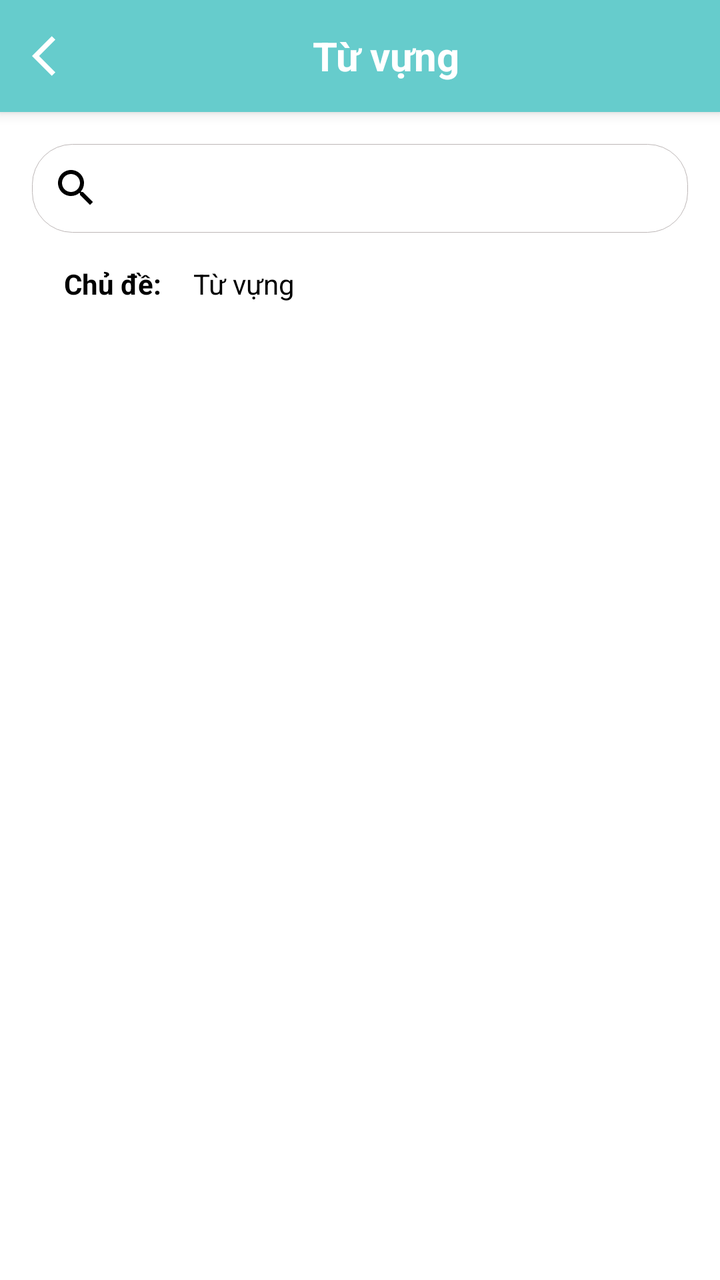
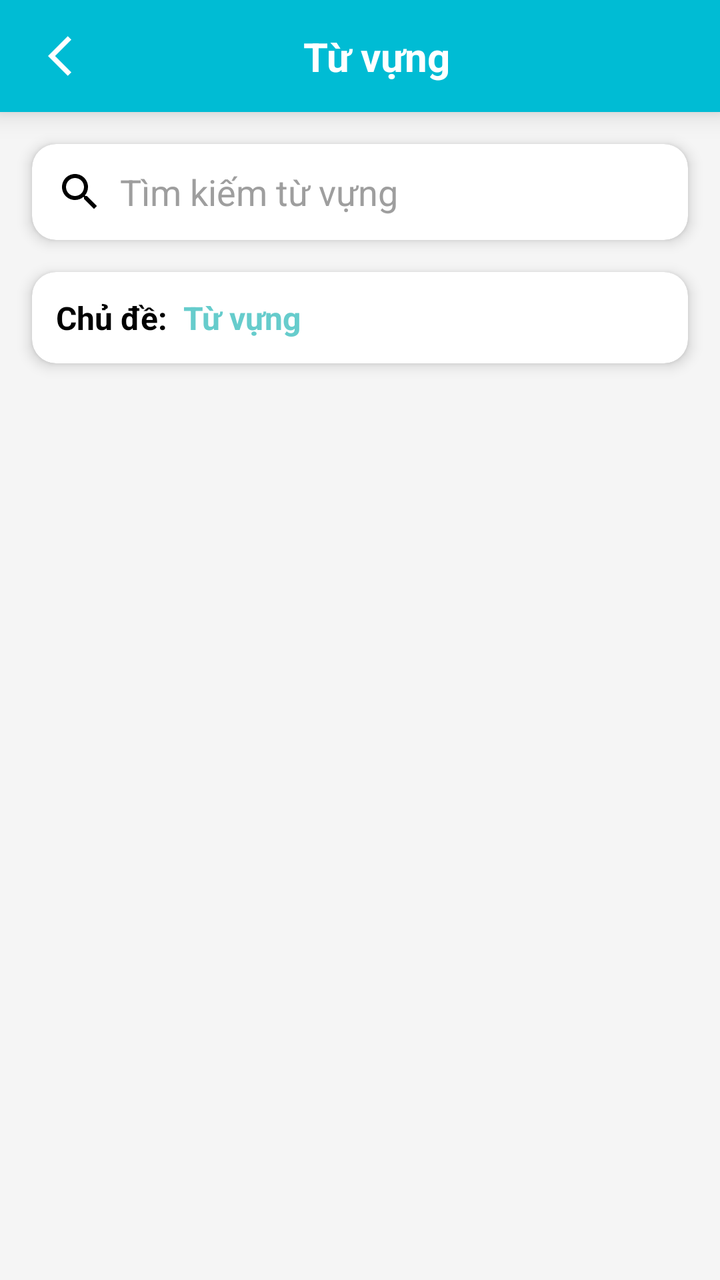

An Android layout rendered at two revisions. The XML below is the earlier revision; the diff shows what the commit changed to produce the second picture.
<!-- AndroidManifest.xml: application theme Theme.MyApplication -->
<!-- res/layout/activity_item_tu_vung.xml -->
<?xml version="1.0" encoding="utf-8"?>
<LinearLayout xmlns:android="http://schemas.android.com/apk/res/android"
    xmlns:app="http://schemas.android.com/apk/res-auto"
    xmlns:tools="http://schemas.android.com/tools"
    android:layout_width="match_parent"
    android:layout_height="match_parent"
    tools:context=".UI.ItemTuVungActivity"
    android:orientation="vertical">
    <androidx.appcompat.widget.Toolbar
        android:layout_width="match_parent"
        android:layout_height="56dp"
        android:id="@+id/toolbar"
        android:elevation="4dp"
        android:background="@color/lavender"
        android:theme="@style/ThemeOverlay.AppCompat.Dark.ActionBar"
        android:popupTheme="@style/ThemeOverlay.AppCompat.Light"
        tools:ignore="MissingConstraints">
        <TextView
            android:id="@+id/tvArrowBack"
            android:layout_width="wrap_content"
            android:drawableStart="@drawable/baseline_arrow_back_ios_24"
            android:gravity="center"
            android:layout_height="wrap_content">
        </TextView>
        <TextView
            android:id="@+id/tv_name_user"
            android:layout_width="match_parent"
            android:text="Từ vựng"
            android:gravity="center"
            android:textSize="20sp"
            android:paddingLeft="-15dp"
            android:textColor="#FFFFFF"
            android:textStyle="bold"
            android:layout_height="wrap_content">
        </TextView>
    </androidx.appcompat.widget.Toolbar>
    <EditText
        android:layout_marginTop="16dp"
        android:id="@+id/edtTimTuVung"
        android:layout_width="match_parent"
        android:layout_height="wrap_content"
        android:drawableStart="@drawable/baseline_search_24"
        android:layout_marginHorizontal="16dp"
        android:background="@drawable/border_black">
    </EditText>

    <LinearLayout
        android:layout_width="wrap_content"
        android:layout_height="wrap_content"
        android:orientation="horizontal"
        android:layout_marginLeft="16dp">
        <TextView
            android:id="@+id/tvTitleChuDe"
            android:layout_width="match_parent"
            android:layout_height="wrap_content"
            android:text="Chủ đề:"
            android:textStyle="bold"
            android:layout_marginHorizontal="16dp"
            android:layout_marginTop="16dp"
            android:textColor="@color/black">
        </TextView>
        <TextView
            android:id="@+id/tvTitleTuVung"
            android:layout_width="match_parent"
            android:layout_height="wrap_content"
            android:text="Từ vựng"
            android:layout_marginTop="16dp"
            android:textColor="@color/black">

        </TextView>
    </LinearLayout>

    <androidx.recyclerview.widget.RecyclerView
        android:id="@+id/rcv_categoryLuyenThi"
        android:layout_marginHorizontal="16dp"
        android:layout_width="match_parent"
        android:layout_height="wrap_content"
        android:layout_marginTop="10dp"
        android:layout_marginBottom="50dp">
    </androidx.recyclerview.widget.RecyclerView>

</LinearLayout>
<!-- resources referenced by this layout -->
<resources>
  <color name="black">#FF000000</color>
  <color name="lavender">#66CCCC</color>
  <!-- drawable baseline_arrow_back_ios_24 (drawable) -->
  <vector android:autoMirrored="true" android:height="24dp"
      android:tint="#FFFFFF" android:viewportHeight="24"
      android:viewportWidth="24" android:width="24dp" xmlns:android="http://schemas.android.com/apk/res/android">
      <path android:fillColor="@android:color/white" android:pathData="M11.67,3.87L9.9,2.1 0,12l9.9,9.9 1.77,-1.77L3.54,12z"/>
  </vector>
  <!-- drawable baseline_search_24 (drawable) -->
  <vector android:height="24dp" android:tint="#000000"
      android:viewportHeight="24" android:viewportWidth="24"
      android:width="24dp" xmlns:android="http://schemas.android.com/apk/res/android">
      <path android:fillColor="@android:color/white" android:pathData="M15.5,14h-0.79l-0.28,-0.27C15.41,12.59 16,11.11 16,9.5 16,5.91 13.09,3 9.5,3S3,5.91 3,9.5 5.91,16 9.5,16c1.61,0 3.09,-0.59 4.23,-1.57l0.27,0.28v0.79l5,4.99L20.49,19l-4.99,-5zM9.5,14C7.01,14 5,11.99 5,9.5S7.01,5 9.5,5 14,7.01 14,9.5 11.99,14 9.5,14z"/>
  </vector>
  <!-- drawable border_black (drawable) -->
  <?xml version="1.0" encoding="utf-8"?>
  <shape xmlns:android="http://schemas.android.com/apk/res/android">
      <solid
          android:color="@color/white">
      </solid>
      <corners
          android:topLeftRadius="20dp"
          android:topRightRadius="20dp"
          android:bottomLeftRadius="20dp"
          android:bottomRightRadius="20dp">
      </corners>
  
      <padding
          android:bottom="10dp"
          android:left="10dp"
          android:right="10dp"
          android:top="10dp">
      </padding>
  
      <stroke
          android:width="0.3dp"
          android:color="#BDB7B7">
      </stroke>
  
  </shape>
  <style name="Theme.MyApplication" parent="Theme.MaterialComponents.DayNight.NoActionBar">
          
          <item name="colorPrimary">@color/lavender</item>
          <item name="colorPrimaryVariant">@color/lavender</item>
          <item name="colorOnPrimary">@color/white</item>
          
          <item name="colorSecondary">@color/teal_200</item>
          <item name="colorSecondaryVariant">@color/teal_700</item>
          <item name="colorOnSecondary">@color/black</item>
          
          <item name="android:statusBarColor">?attr/colorPrimaryVariant</item>
          
      </style>
  <color name="white">#FFFFFFFF</color>
  <color name="teal_200">#FF03DAC5</color>
  <color name="teal_700">#FF018786</color>
</resources>

<!-- the commit's change to res/layout/activity_item_tu_vung.xml (unified diff, before → after) -->
@@ -1,82 +1,119 @@
 <?xml version="1.0" encoding="utf-8"?>
-<LinearLayout xmlns:android="http://schemas.android.com/apk/res/android"
+<androidx.constraintlayout.widget.ConstraintLayout xmlns:android="http://schemas.android.com/apk/res/android"
     xmlns:app="http://schemas.android.com/apk/res-auto"
     xmlns:tools="http://schemas.android.com/tools"
     android:layout_width="match_parent"
     android:layout_height="match_parent"
-    tools:context=".UI.ItemTuVungActivity"
-    android:orientation="vertical">
+    android:background="#F5F5F5"
+    tools:context=".UI.ItemTuVungActivity">
+
     <androidx.appcompat.widget.Toolbar
+        android:id="@+id/toolbar"
         android:layout_width="match_parent"
-        android:layout_height="56dp"
-        android:id="@+id/toolbar"
-        android:elevation="4dp"
-        android:background="@color/lavender"
-        android:theme="@style/ThemeOverlay.AppCompat.Dark.ActionBar"
-        android:popupTheme="@style/ThemeOverlay.AppCompat.Light"
-        tools:ignore="MissingConstraints">
-        <TextView
-            android:id="@+id/tvArrowBack"
-            android:layout_width="wrap_content"
-            android:drawableStart="@drawable/baseline_arrow_back_ios_24"
-            android:gravity="center"
-            android:layout_height="wrap_content">
-        </TextView>
-        <TextView
-            android:id="@+id/tv_name_user"
+        android:layout_height="?attr/actionBarSize"
+        android:background="@color/primary"
+        android:elevation="8dp"
+        app:layout_constraintTop_toTopOf="parent">
+
+        <androidx.constraintlayout.widget.ConstraintLayout
             android:layout_width="match_parent"
-            android:text="Từ vựng"
-            android:gravity="center"
-            android:textSize="20sp"
-            android:paddingLeft="-15dp"
-            android:textColor="#FFFFFF"
-            android:textStyle="bold"
-            android:layout_height="wrap_content">
-        </TextView>
+            android:layout_height="match_parent">
+
+            <TextView
+                android:id="@+id/tvArrowBack"
+                android:layout_width="wrap_content"
+                android:layout_height="wrap_content"
+                android:drawableStart="@drawable/baseline_arrow_back_ios_24"
+                android:padding="8dp"
+                app:layout_constraintBottom_toBottomOf="parent"
+                app:layout_constraintStart_toStartOf="parent"
+                app:layout_constraintTop_toTopOf="parent" />
+
+            <TextView
+                android:id="@+id/tv_name_user"
+                android:layout_width="0dp"
+                android:layout_height="wrap_content"
+                android:gravity="center"
+                android:text="Từ vựng"
+                android:textColor="#FFFFFF"
+                android:textSize="20sp"
+                android:textStyle="bold"
+                app:layout_constraintBottom_toBottomOf="parent"
+                app:layout_constraintEnd_toEndOf="parent"
+                app:layout_constraintStart_toStartOf="parent"
+                app:layout_constraintTop_toTopOf="parent" />
+
+        </androidx.constraintlayout.widget.ConstraintLayout>
     </androidx.appcompat.widget.Toolbar>
-    <EditText
-        android:layout_marginTop="16dp"
-        android:id="@+id/edtTimTuVung"
+
+    <androidx.cardview.widget.CardView
+        android:id="@+id/searchCardView"
         android:layout_width="match_parent"
         android:layout_height="wrap_content"
-        android:drawableStart="@drawable/baseline_search_24"
         android:layout_marginHorizontal="16dp"
-        android:background="@drawable/border_black">
-    </EditText>
+        android:layout_marginTop="16dp"
+        app:cardCornerRadius="12dp"
+        app:cardElevation="4dp"
+        app:layout_constraintTop_toBottomOf="@id/toolbar">
 
-    <LinearLayout
-        android:layout_width="wrap_content"
+        <EditText
+            android:id="@+id/edtTimTuVung"
+            android:layout_width="match_parent"
+            android:layout_height="48dp"
+            android:background="@android:color/transparent"
+            android:drawableStart="@drawable/baseline_search_24"
+            android:drawablePadding="8dp"
+            android:hint="Tìm kiếm từ vựng"
+            android:padding="12dp"
+            android:textColorHint="#9E9E9E" />
+    </androidx.cardview.widget.CardView>
+
+    <androidx.cardview.widget.CardView
+        android:id="@+id/topicCardView"
+        android:layout_width="match_parent"
         android:layout_height="wrap_content"
-        android:orientation="horizontal"
-        android:layout_marginLeft="16dp">
-        <TextView
-            android:id="@+id/tvTitleChuDe"
+        android:layout_marginHorizontal="16dp"
+        android:layout_marginTop="16dp"
+        app:cardCornerRadius="12dp"
+        app:cardElevation="4dp"
+        app:layout_constraintTop_toBottomOf="@id/searchCardView">
+
+        <LinearLayout
             android:layout_width="match_parent"
             android:layout_height="wrap_content"
-            android:text="Chủ đề:"
-            android:textStyle="bold"
-            android:layout_marginHorizontal="16dp"
-            android:layout_marginTop="16dp"
-            android:textColor="@color/black">
-        </TextView>
-        <TextView
-            android:id="@+id/tvTitleTuVung"
-            android:layout_width="match_parent"
-            android:layout_height="wrap_content"
-            android:text="Từ vựng"
-            android:layout_marginTop="16dp"
-            android:textColor="@color/black">
+            android:orientation="horizontal"
+            android:padding="12dp">
 
-        </TextView>
-    </LinearLayout>
+            <TextView
+                android:id="@+id/tvTitleChuDe"
+                android:layout_width="wrap_content"
+                android:layout_height="wrap_content"
+                android:text="Chủ đề:"
+                android:textColor="@color/black"
+                android:textSize="16sp"
+                android:textStyle="bold" />
+
+            <TextView
+                android:id="@+id/tvTitleTuVung"
+                android:layout_width="wrap_content"
+                android:layout_height="wrap_content"
+                android:layout_marginStart="8dp"
+                android:text="Từ vựng"
+                android:textColor="@color/lavender"
+                android:textSize="16sp"
+                android:textStyle="bold" />
+        </LinearLayout>
+    </androidx.cardview.widget.CardView>
 
     <androidx.recyclerview.widget.RecyclerView
         android:id="@+id/rcv_categoryLuyenThi"
+        android:layout_width="match_parent"
+        android:layout_height="0dp"
         android:layout_marginHorizontal="16dp"
-        android:layout_width="match_parent"
-        android:layout_height="wrap_content"
-        android:layout_marginTop="10dp"
-        android:layout_marginBottom="50dp">
-    </androidx.recyclerview.widget.RecyclerView>
+        android:layout_marginTop="16dp"
+        android:clipToPadding="false"
+        android:paddingBottom="16dp"
+        app:layout_constraintBottom_toBottomOf="parent"
+        app:layout_constraintTop_toBottomOf="@id/topicCardView" />
 
-</LinearLayout>
+</androidx.constraintlayout.widget.ConstraintLayout>
<!-- resource entries referenced after the edit -->
@@ -2,6 +2,7 @@
 <resources>
   <color name="black">#FF000000</color>
   <color name="lavender">#66CCCC</color>
+  <color name="primary">#00BCD4</color>
   <!-- drawable baseline_arrow_back_ios_24 (drawable) -->
   <vector android:autoMirrored="true" android:height="24dp"
       android:tint="#FFFFFF" android:viewportHeight="24"
@@ -14,32 +15,6 @@
       android:width="24dp" xmlns:android="http://schemas.android.com/apk/res/android">
       <path android:fillColor="@android:color/white" android:pathData="M15.5,14h-0.79l-0.28,-0.27C15.41,12.59 16,11.11 16,9.5 16,5.91 13.09,3 9.5,3S3,5.91 3,9.5 5.91,16 9.5,16c1.61,0 3.09,-0.59 4.23,-1.57l0.27,0.28v0.79l5,4.99L20.49,19l-4.99,-5zM9.5,14C7.01,14 5,11.99 5,9.5S7.01,5 9.5,5 14,7.01 14,9.5 11.99,14 9.5,14z"/>
   </vector>
-  <!-- drawable border_black (drawable) -->
-  <?xml version="1.0" encoding="utf-8"?>
-  <shape xmlns:android="http://schemas.android.com/apk/res/android">
-      <solid
-          android:color="@color/white">
-      </solid>
-      <corners
-          android:topLeftRadius="20dp"
-          android:topRightRadius="20dp"
-          android:bottomLeftRadius="20dp"
-          android:bottomRightRadius="20dp">
-      </corners>
-  
-      <padding
-          android:bottom="10dp"
-          android:left="10dp"
-          android:right="10dp"
-          android:top="10dp">
-      </padding>
-  
-      <stroke
-          android:width="0.3dp"
-          android:color="#BDB7B7">
-      </stroke>
-  
-  </shape>
   <style name="Theme.MyApplication" parent="Theme.MaterialComponents.DayNight.NoActionBar">
           
           <item name="colorPrimary">@color/lavender</item>
